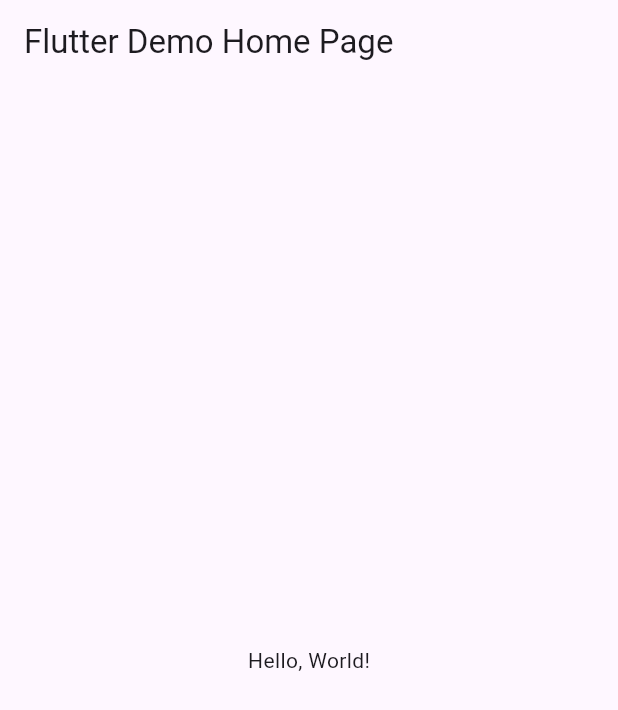
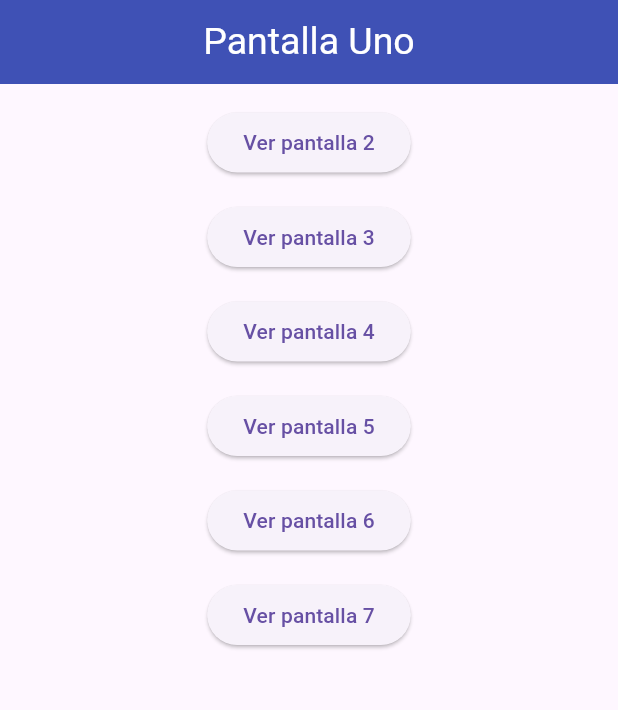
Before and after one commit to ReyesRamirez/Act7FlutterMap, a Flutter app: the screen it shows after launch, on a phone screen of 412 x 824 dp. Shown: the top 710 px of the screen. Run offline on Flutter 3.47's test engine with Material 3 defaults, Android fonts, the phone set to English and light mode, and no system bars.

Commit message:
ahora si

```diff
--- a/lib/main.dart
+++ b/lib/main.dart
@@ -1,43 +1,32 @@
 import 'package:flutter/material.dart';
+import 'package:ramirez1289/pagina_uno.dart';
+import 'package:ramirez1289/pagina_dos.dart';
+import 'package:ramirez1289/pagina_tres.dart';
+import 'package:ramirez1289/pagina_cuatro.dart';
+import 'package:ramirez1289/pagina_cinco.dart';
+import 'package:ramirez1289/pagina_seis.dart';
+import 'package:ramirez1289/pagina_siete.dart';
 
-void main() => runApp(MyApp());
+void main() => runApp(MiRutasApp());
 
-class MyApp extends StatelessWidget {
-  const MyApp({super.key});
-  // This widget is the root of your application.
+class MiRutasApp extends StatelessWidget {
+  const MiRutasApp({Key? key}) : super(key: key);
+
   @override
   Widget build(BuildContext context) {
     return MaterialApp(
-      // Application name
-      title: 'Flutter Hello World',
-      // Application theme data, you can set the colors for the application as
-      // you want
-      theme: ThemeData(
-        // useMaterial3: false,
-        primarySwatch: Colors.blue,
-      ),
-      // A widget which will be started on application startup
-      home: MyHomePage(title: 'Flutter Demo Home Page'),
+      debugShowCheckedModeBanner: false,
+      title: 'Entre Paginas Routes',
+      initialRoute: '/',
+      routes: {
+        '/': (context) => const PantallaUno(),
+        '/pantalla2': (context) => const PantallaDos(),
+        '/pantalla3': (context) => const PantallaTres(),
+        '/pantalla4': (context) => const PantallaCuatro(),
+        '/pantalla5': (context) => const PantallaCinco(),
+        '/pantalla6': (context) => const PantallaSeis(),
+        '/pantalla7': (context) => const PantallaSiete(),
+      },
     );
   }
 }
-
-class MyHomePage extends StatelessWidget {
-  final String title;
-  const MyHomePage({super.key, required this.title});
-
-  @override
-  Widget build(BuildContext context) {
-    return Scaffold(
-      appBar: AppBar(
-        // The title text which will be shown on the action bar
-        title: Text(title),
-      ),
-      body: Center(
-        child: Text(
-          'Hello, World!',
-        ),
-      ),
-    );
-  }
-}
--- /dev/null
+++ b/lib/pagina_uno.dart
@@ -0,0 +1,92 @@
+import 'package:flutter/material.dart';
+
+class PantallaUno extends StatelessWidget {
+  const PantallaUno({Key? key}) : super(key: key);
+
+  @override
+  Widget build(BuildContext context) {
+    return Scaffold(
+      appBar: AppBar(
+        title: const Text(
+          'Pantalla Uno',
+          style: TextStyle(
+            color: Colors.white,
+            fontSize: 25,
+          ),
+        ),
+        backgroundColor: Colors.indigo,
+        centerTitle: true,
+      ),
+      body: Column(
+        children: [
+          SizedBox(
+            height: 15,
+          ),
+          Center(
+            child: ElevatedButton(
+              onPressed: () {
+                Navigator.pushNamed(context, '/pantalla2');
+              },
+              child: const Text('Ver pantalla 2'),
+            ),
+          ),
+          SizedBox(
+            height: 15,
+          ),
+          Center(
+            child: ElevatedButton(
+              onPressed: () {
+                Navigator.pushNamed(context, '/pantalla3');
+              },
+              child: const Text('Ver pantalla 3'),
+            ),
+          ),
+          SizedBox(
+            height: 15,
+          ),
+          Center(
+            child: ElevatedButton(
+              onPressed: () {
+                Navigator.pushNamed(context, '/pantalla4');
+              },
+              child: const Text('Ver pantalla 4'),
+            ),
+          ),
+          SizedBox(
+            height: 15,
+          ),
+          Center(
+            child: ElevatedButton(
+              onPressed: () {
+                Navigator.pushNamed(context, '/pantalla5');
+              },
+              child: const Text('Ver pantalla 5'),
+            ),
+          ),
+          SizedBox(
+            height: 15,
+          ),
+          Center(
+            child: ElevatedButton(
+              onPressed: () {
+                Navigator.pushNamed(context, '/pantalla6');
+              },
+              child: const Text('Ver pantalla 6'),
+            ),
+          ),
+          SizedBox(
+            height: 15,
+          ),
+          Center(
+            child: ElevatedButton(
+              onPressed: () {
+                Navigator.pushNamed(context, '/pantalla7');
+              },
+              child: const Text('Ver pantalla 7'),
+            ),
+          ),
+        ],
+      ),
+    );
+  }
+}
```
Also changed, not shown: lib/pagina_cinco.dart (added, +52 -0 lines), lib/pagina_cuatro.dart (added, +21 -0 lines), lib/pagina_dos.dart (added, +48 -0 lines), lib/pagina_seis.dart (added, +47 -0 lines), lib/pagina_siete.dart (added, +55 -0 lines), lib/pagina_tres.dart (added, +51 -0 lines), pantalla1.png (added), pantalla2.png (added), pantalla3.png (added), pantalla4.png (added), pantalla5.png (added), pantalla6.png (added), pantalla7.png (added).
